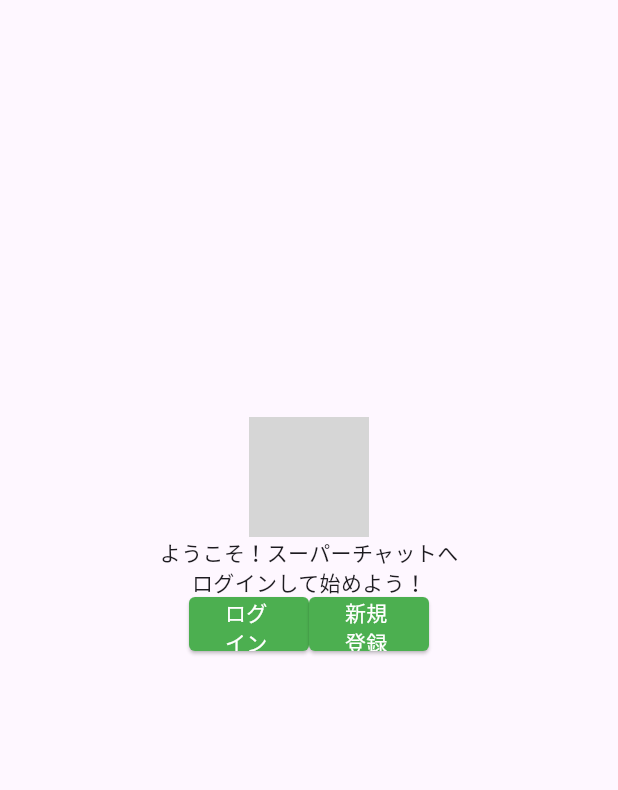
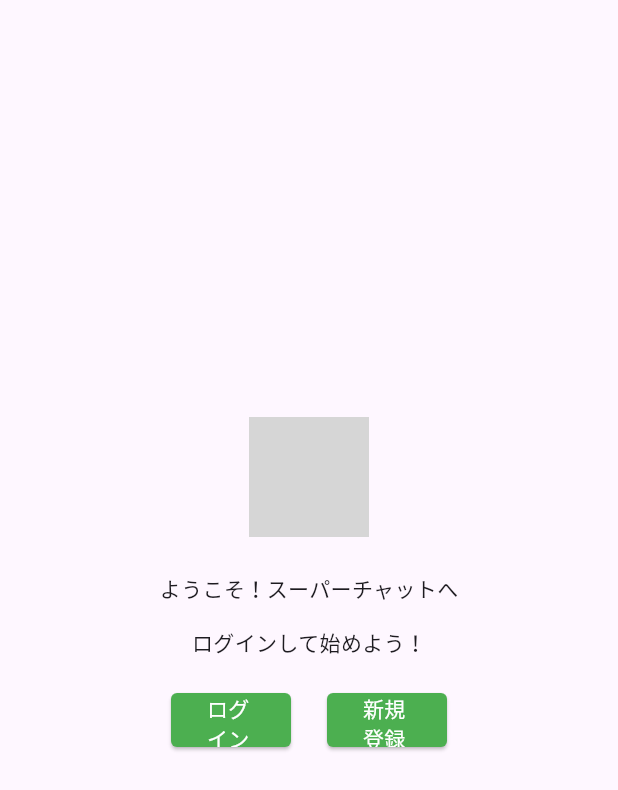
Before and after one commit to uetomo186/flutter_back_golang, a Flutter app: the TopPage screen opened directly, on a phone screen of 412 x 824 dp. Shown: the top 790 px of the screen. Run offline on Flutter 3.47's test engine with Material 3 defaults, Android fonts, the phone set to English and light mode, and no system bars; our stand-ins replace flutter_dotenv, gap, supabase_flutter; accounts and stored records are empty; grey boxes are pictures that could not be loaded.

Commit message:
toppage更新

```diff
--- a/lib/pages/top_page.dart
+++ b/lib/pages/top_page.dart
@@ -1,6 +1,9 @@
 import 'package:flutter/material.dart';
+import 'package:flutter_back_golang/pages/login_page.dart';
+import 'package:flutter_back_golang/pages/signup_page.dart';
 import 'package:flutter_back_golang/widgets/app_button.dart';
 import 'package:flutter_back_golang/widgets/app_logo.dart';
+import 'package:gap/gap.dart';
 
 class TopPage extends StatefulWidget {
   const TopPage({super.key});
@@ -19,13 +22,35 @@ class _TopPageState extends State<TopPage> {
         height: 300,
         child: Column(mainAxisSize: MainAxisSize.min, children: [
           const AppLogo(),
+          const Gap(24),
           const Text('ようこそ！スーパーチャットへ'),
+          const Gap(16),
           const Text('ログインして始めよう！'),
+          const Gap(24),
           Row(
             mainAxisSize: MainAxisSize.min,
             children: [
-              AppButton(width: 80, onPressed: () {}, text: 'ログイン'),
-              AppButton(width: 80, onPressed: () {}, text: '新規登録')
+              AppButton(
+                  width: 80,
+                  onPressed: () {
+                    Navigator.of(context).push(
+                      MaterialPageRoute(
+                        builder: (context) => const LoginPage(),
+                      ),
+                    );
+                  },
+                  text: 'ログイン'),
+              const SizedBox(width: 24),
+              AppButton(
+                  width: 80,
+                  onPressed: () {
+                    Navigator.of(context).push(
+                      MaterialPageRoute(
+                        builder: (context) => const SignupPage(),
+                      ),
+                    );
+                  },
+                  text: '新規登録')
             ],
           )
         ]),
```
